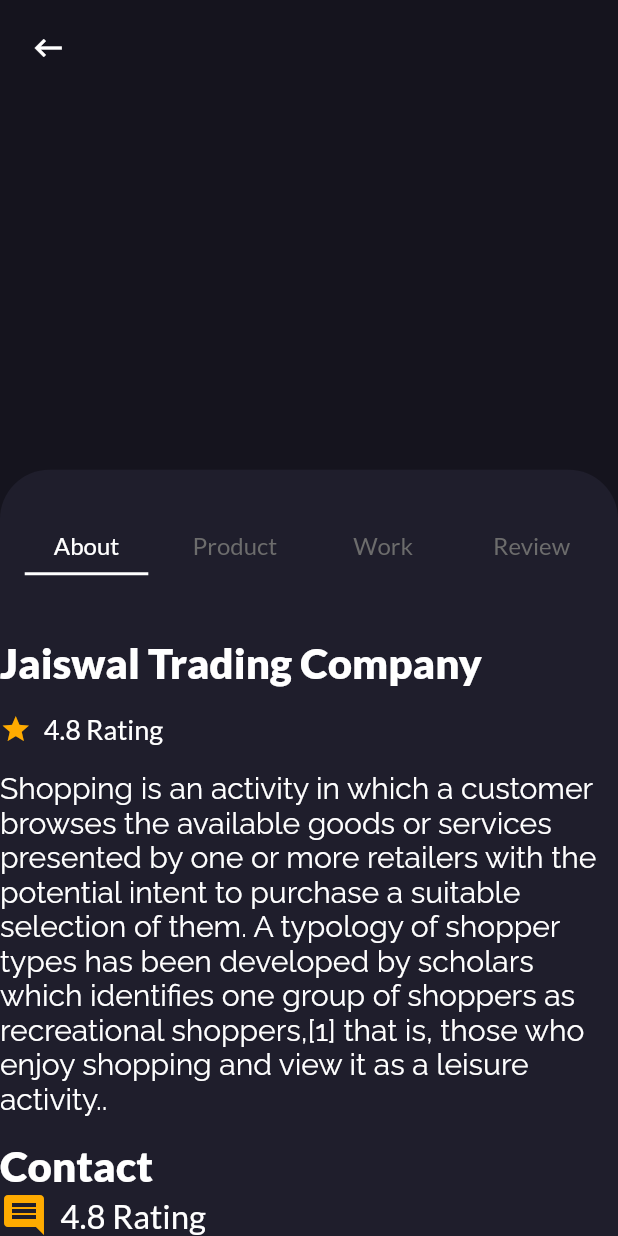
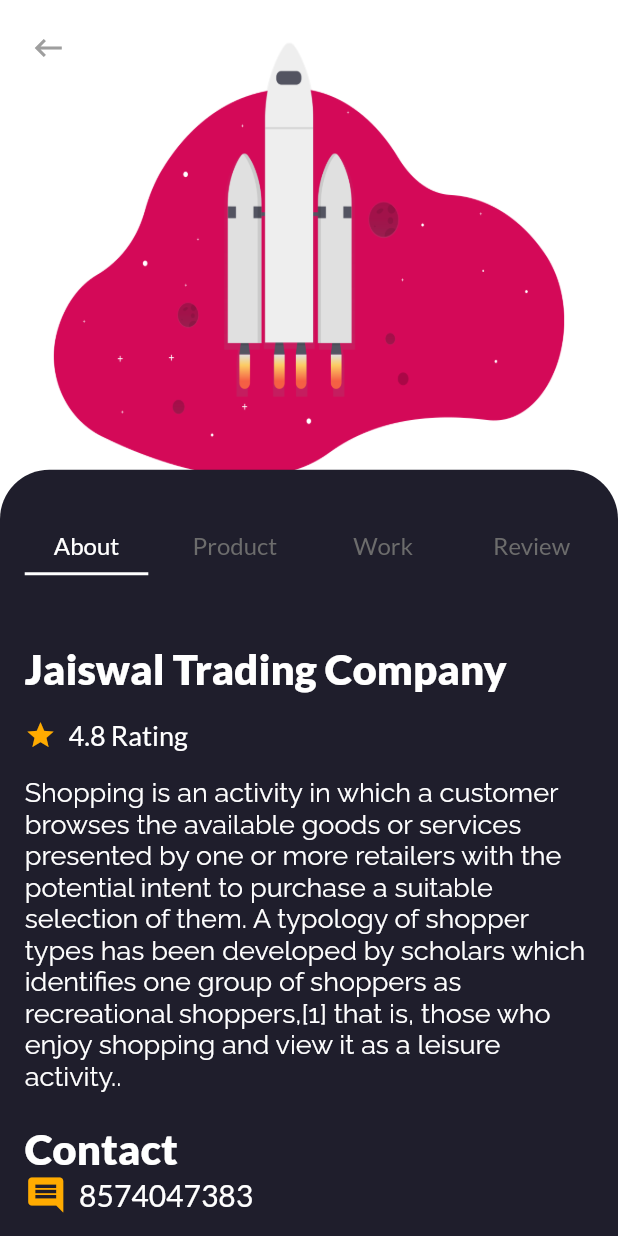
Before and after one commit to freaquish/locie, a Flutter app: the screen it shows after launch, on a phone screen of 412 x 824 dp. Run offline on Flutter 3.47's test engine with Material 2 defaults, Android fonts, the phone set to English and light mode, and no system bars; our stand-ins replace bloc, cloud_firestore, firebase_auth, firebase_core, firebase_storage, flutter_bloc and 5 more; accounts and stored records are empty.

Commit message:
about store ui

```diff
--- a/lib/views/Store_view/about_store.dart
+++ b/lib/views/Store_view/about_store.dart
@@ -12,38 +12,59 @@ class StoreAboutWidget extends StatelessWidget {
   Widget build(BuildContext context) {
     final screen = Scale(context);
     return Container(
+      padding: EdgeInsets.symmetric(
+          horizontal: screen.horizontal(4), vertical: screen.vertical(5)),
       child: Column(
         mainAxisAlignment: MainAxisAlignment.start,
         crossAxisAlignment: CrossAxisAlignment.start,
         children: [
-          LatoText(storeName, size: 28,style: FontStyle.normal,weight: FontWeight.w900,),
-          SizedBox(
-            height: screen.vertical(20),
-          ),
-          Row(
-            mainAxisAlignment: MainAxisAlignment.start,
-            children:[
-              Icon(Icons.star, color: Colors.amberAccent[700],size: 21,),
-              SizedBox(width: screen.horizontal(2),),
-              LatoText('4.8 Rating',size: 18)
-            ]
+          LatoText(
+            storeName,
+            size: 28,
+            style: FontStyle.normal,
+            weight: FontWeight.w900,
           ),
           SizedBox(
             height: screen.vertical(20),
           ),
-          RailwayText(description, size: 20,),
+          Row(mainAxisAlignment: MainAxisAlignment.start, children: [
+            Icon(
+              Icons.star,
+              color: Colors.amberAccent[700],
+              size: 21,
+            ),
+            SizedBox(
+              width: screen.horizontal(2),
+            ),
+            LatoText('4.8 Rating', size: 18)
+          ]),
           SizedBox(
             height: screen.vertical(20),
           ),
-          LatoText('Contact', size: 28,style: FontStyle.normal,weight: FontWeight.w900,),
-          Row(
-            mainAxisAlignment: MainAxisAlignment.start,
-            children:[
-              Icon(Icons.comment, color: Colors.amberAccent[700],size: 32,),
-              SizedBox(width: screen.horizontal(2),),
-              LatoText('4.8 Rating',size: 22)
-            ]
+          RailwayText(
+            description,
+            size: 18,
           ),
+          SizedBox(
+            height: screen.vertical(25),
+          ),
+          LatoText(
+            'Contact',
+            size: 28,
+            style: FontStyle.normal,
+            weight: FontWeight.w900,
+          ),
+          Row(mainAxisAlignment: MainAxisAlignment.start, children: [
+            Icon(
+              Icons.comment,
+              color: Colors.amberAccent[700],
+              size: 28,
+            ),
+            SizedBox(
+              width: screen.horizontal(2),
+            ),
+            LatoText(contactDetails, size: 20)
+          ]),
         ],
       ),
     );
--- a/lib/views/Store_view/store_view.dart
+++ b/lib/views/Store_view/store_view.dart
@@ -61,13 +61,16 @@ class _StoreViewWidgetState extends State<StoreViewWidget>
               width: screen.horizontal(100),
               decoration: BoxDecoration(
                   color: Colour.skeletonColor,
-              ),
+                  image: DecorationImage(
+                    image: AssetImage('assets/images/placeholder.png'),
+                    fit: BoxFit.fill,
+                  )),
             ),
             Positioned(
               top: screen.vertical(10),
               left: screen.vertical(10),
               child: IconButton(
-                color: Colors.white,
+                color: Colors.grey,
                 icon: Icon(Icons.keyboard_backspace),
                 onPressed: () {},
               ),
@@ -79,7 +82,6 @@ class _StoreViewWidgetState extends State<StoreViewWidget>
               builder:
                   (BuildContext context, ScrollController scrollController) {
                 return Container(
-
                   decoration: BoxDecoration(
                     color: Colour.bgColor,
                     borderRadius: BorderRadius.only(
```
Lines whose indentation alone changed are shown as unchanged.
